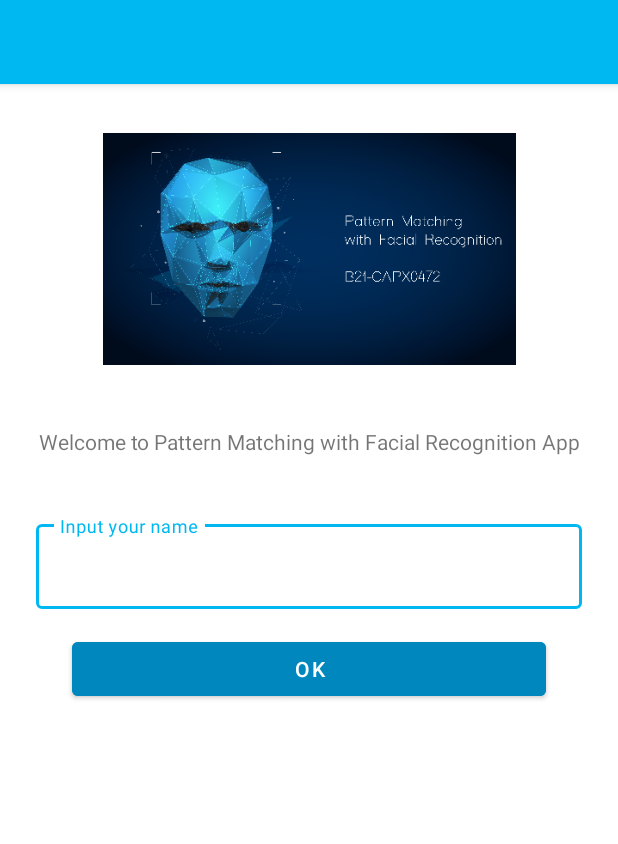
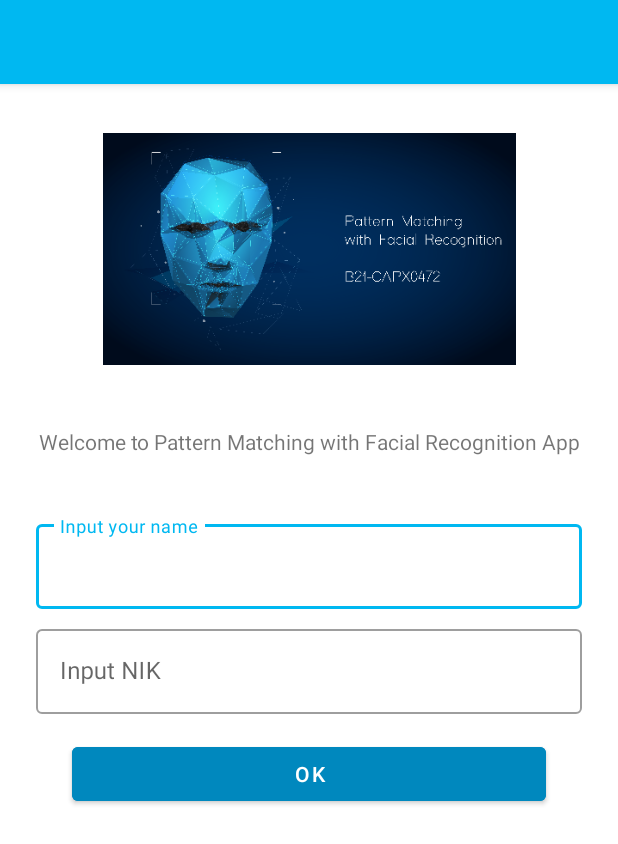
Before and after one commit to dzakyathallah14/capstone-b21-capx0472, an Android app: the screen it shows after launch (InputNameActivity before the commit, InputActivity after it), on a phone screen of 412 x 824 dp. Shown: the top 844 px of the screen. Run offline under Robolectric (Android 15) with nearby library versions, the phone set to English and light mode, and no system bars.

Commit message:
add input nik; configure firebase, connecting to firebase upload file to storage

```diff
--- a/app/build.gradle
+++ b/app/build.gradle
@@ -52,8 +52,13 @@ dependencies {
     implementation 'androidx.navigation:navigation-fragment-ktx:2.3.5'
     implementation 'androidx.navigation:navigation-ui-ktx:2.3.5'
 
+    //firebase
+    implementation 'com.google.firebase:firebase-storage:20.0.0'
+    implementation 'com.google.firebase:firebase-auth:21.0.1'
+
     //testing
     testImplementation "junit:junit:$junitVersion"
     androidTestImplementation "androidx.test.ext:junit:$junitExtversion"
     androidTestImplementation "androidx.test.espresso:espresso-core:$espressoVersion"
 }
+apply plugin: 'com.google.gms.google-services'
--- a/app/src/main/java/com/bangkit/capstone/capx0472/ui/home/HomeFragment.kt
+++ b/app/src/main/java/com/bangkit/capstone/capx0472/ui/home/HomeFragment.kt
@@ -32,7 +32,8 @@ class HomeFragment : Fragment() {
         val name = activity?.intent?.getStringExtra(RESULT_NAME)
         val photo = activity?.intent?.getParcelableExtra<Bitmap>(RESULT_PHOTO)
 
-        if (photo != null){
+        binding.progressBar.visibility = View.VISIBLE
+        if (name != null){
             if (activity != null){
                 Glide.with(requireActivity())
                     .load(R.drawable.ic_true)
--- a/app/src/main/java/com/bangkit/capstone/capx0472/ui/input/InputNameActivity.kt
+++ b/app/src/main/java/com/bangkit/capstone/capx0472/ui/input/InputActivity.kt
@@ -4,17 +4,17 @@ import android.content.Intent
 import androidx.appcompat.app.AppCompatActivity
 import android.os.Bundle
 import com.bangkit.capstone.capx0472.R
-import com.bangkit.capstone.capx0472.databinding.ActivityInputNameBinding
+import com.bangkit.capstone.capx0472.databinding.ActivityInputBinding
 import com.bangkit.capstone.capx0472.ui.slider.SliderActivity
 import com.bumptech.glide.Glide
 
-class InputNameActivity : AppCompatActivity() {
+class InputActivity : AppCompatActivity() {
 
-    private lateinit var binding: ActivityInputNameBinding
+    private lateinit var binding: ActivityInputBinding
 
     override fun onCreate(savedInstanceState: Bundle?) {
         super.onCreate(savedInstanceState)
-        binding = ActivityInputNameBinding.inflate(layoutInflater)
+        binding = ActivityInputBinding.inflate(layoutInflater)
         setContentView(binding.root)
 
         supportActionBar?.title = ""
@@ -25,12 +25,14 @@ class InputNameActivity : AppCompatActivity() {
 
         binding.btnOk.setOnClickListener{
             val name = binding.edtName.text.toString().trim()
+            val nik = binding.edtNik.text.toString().trim()
 
             if (name.isEmpty()){
                 binding.edtName.error = "Field can not be blank"
             }else {
                 val moveIntent = Intent(this, SliderActivity::class.java)
                 moveIntent.putExtra(SliderActivity.EXTRA_NAME, name)
+                moveIntent.putExtra(SliderActivity.EXTRA_NIK, nik)
                 startActivity(moveIntent)
             }
 
--- a/app/src/main/java/com/bangkit/capstone/capx0472/ui/slider/SliderActivity.kt
+++ b/app/src/main/java/com/bangkit/capstone/capx0472/ui/slider/SliderActivity.kt
@@ -11,6 +11,7 @@ class SliderActivity : AppCompatActivity() {
 
     companion object {
         const val EXTRA_NAME = "extra_name"
+        const val EXTRA_NIK = "extra_nik"
     }
 
     private lateinit var binding: ActivitySliderBinding
--- a/app/src/main/java/com/bangkit/capstone/capx0472/ui/splash/SplashScreenActivity.kt
+++ b/app/src/main/java/com/bangkit/capstone/capx0472/ui/splash/SplashScreenActivity.kt
@@ -5,7 +5,7 @@ import androidx.appcompat.app.AppCompatActivity
 import android.os.Bundle
 import android.os.Handler
 import com.bangkit.capstone.capx0472.R
-import com.bangkit.capstone.capx0472.ui.input.InputNameActivity
+import com.bangkit.capstone.capx0472.ui.input.InputActivity
 
 class SplashScreenActivity : AppCompatActivity() {
 
@@ -16,7 +16,7 @@ class SplashScreenActivity : AppCompatActivity() {
         val splashTimeOut:Long = 3000
 
         Handler(mainLooper).postDelayed({
-            startActivity(Intent(this, InputNameActivity::class.java))
+            startActivity(Intent(this, InputActivity::class.java))
             finish()
         }, splashTimeOut)
 
--- a/app/src/main/res/layout/activity_input_name.xml
+++ b/app/src/main/res/layout/activity_input.xml
@@ -5,7 +5,7 @@
     android:layout_width="match_parent"
     android:layout_height="match_parent"
     android:padding="16dp"
-    tools:context=".ui.input.InputNameActivity">
+    tools:context=".ui.input.InputActivity">
 
     <ImageView
         android:id="@+id/img_banner"
@@ -22,13 +22,13 @@
         android:layout_height="wrap_content"
         android:gravity="center"
         android:text="@string/welcome"
-        app:layout_constraintBottom_toTopOf="@+id/text_input_layout"
+        app:layout_constraintBottom_toTopOf="@+id/name_input_layout"
         app:layout_constraintEnd_toEndOf="parent"
         app:layout_constraintStart_toStartOf="parent"
         app:layout_constraintTop_toBottomOf="@+id/img_banner" />
 
     <com.google.android.material.textfield.TextInputLayout
-        android:id="@+id/text_input_layout"
+        android:id="@+id/name_input_layout"
         style="@style/Widget.MaterialComponents.TextInputLayout.OutlinedBox"
         android:layout_width="match_parent"
         android:layout_height="wrap_content"
@@ -49,6 +49,28 @@
 
     </com.google.android.material.textfield.TextInputLayout>
 
+    <com.google.android.material.textfield.TextInputLayout
+        android:id="@+id/nik_input_layout"
+        style="@style/Widget.MaterialComponents.TextInputLayout.OutlinedBox"
+        android:layout_width="match_parent"
+        android:layout_height="wrap_content"
+        android:layout_marginStart="8dp"
+        android:layout_marginTop="8dp"
+        android:layout_marginEnd="8dp"
+        app:layout_constraintEnd_toEndOf="parent"
+        app:layout_constraintStart_toStartOf="parent"
+        app:layout_constraintTop_toBottomOf="@+id/name_input_layout">
+
+        <com.google.android.material.textfield.TextInputEditText
+            android:id="@+id/edt_nik"
+            android:layout_width="match_parent"
+            android:layout_height="wrap_content"
+            android:hint="@string/input_nik"
+            android:inputType="numberDecimal"
+            android:maxLines="1" />
+
+    </com.google.android.material.textfield.TextInputLayout>
+
     <Button
         android:id="@+id/btn_ok"
         android:layout_width="match_parent"
@@ -60,6 +82,6 @@
         android:text="@string/ok"
         app:layout_constraintEnd_toEndOf="parent"
         app:layout_constraintStart_toStartOf="parent"
-        app:layout_constraintTop_toBottomOf="@+id/text_input_layout" />
+        app:layout_constraintTop_toBottomOf="@+id/nik_input_layout" />
 
 </androidx.constraintlayout.widget.ConstraintLayout>
--- a/app/src/main/res/navigation/mobile_navigation.xml
+++ b/app/src/main/res/navigation/mobile_navigation.xml
@@ -18,7 +18,7 @@
 
     <activity
         android:id="@+id/nav_photo"
-        android:name="com.bangkit.capstone.capx0472.ui.input.InputNameActivity"
+        android:name="com.bangkit.capstone.capx0472.ui.input.InputActivity"
         android:label="activity_input_name"
-        tools:layout="@layout/activity_input_name" />
+        tools:layout="@layout/activity_input" />
 </navigation>
--- a/app/src/main/res/values/strings.xml
+++ b/app/src/main/res/values/strings.xml
@@ -2,6 +2,7 @@
     <string name="app_name">capstone-b21-capx0472</string>
     <string name="name">Pattern Matching with Facial Recognition</string>
     <string name="input_name">Input your name</string>
+    <string name="input_nik">Input NIK</string>
     <string name="welcome">Welcome to Pattern Matching with Facial Recognition App</string>
     <string name="add_face">Add Face</string>
     <string name="ok">OK</string>
--- /dev/null
+++ b/app/src/main/res/xml/fileprovider.xml
@@ -0,0 +1,6 @@
+<?xml version="1.0" encoding="utf-8"?>
+<paths>
+    <external-files-path
+        name="images"
+        path="Pictures"/>
+</paths>
--- a/build.gradle
+++ b/build.gradle
@@ -8,6 +8,7 @@ buildscript {
     dependencies {
         classpath "com.android.tools.build:gradle:4.2.1"
         classpath "org.jetbrains.kotlin:kotlin-gradle-plugin:$kotlin_version"
+        classpath 'com.google.gms:google-services:4.3.8'
 
         // NOTE: Do not place your application dependencies here; they belong
         // in the individual module build.gradle files
```
Also changed, not shown: app/src/main/AndroidManifest.xml (+13 -1 lines), app/src/main/java/com/bangkit/capstone/capx0472/ui/slider/fragment/Slider5Fragment.kt (+51 -4 lines), app/src/main/res/layout/fragment_home.xml (+10 -0 lines), 1 other file.
